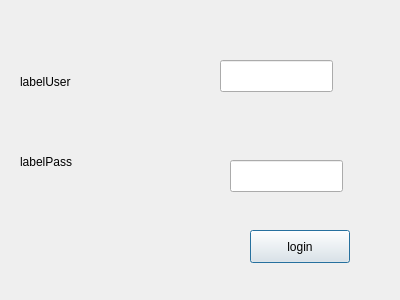
Qt form adminloginwindow.ui (anashaybani/Bank) before a commit.
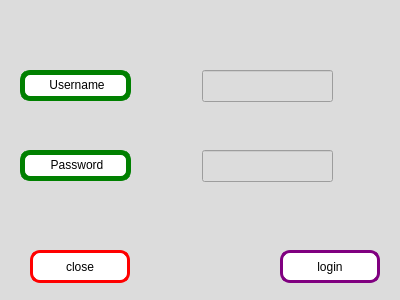
The same form after that commit.

```diff
--- a/adminloginwindow.ui
+++ b/adminloginwindow.ui
@@ -13,15 +13,28 @@
   <property name="windowTitle">
    <string>Dialog</string>
   </property>
+  <property name="styleSheet">
+   <string notr="true">color: rgb(0, 0, 0);
+background-color: rgb(220, 220, 220);
+</string>
+  </property>
   <widget class="QPushButton" name="loginButton">
    <property name="geometry">
     <rect>
-     <x>250</x>
-     <y>230</y>
+     <x>280</x>
+     <y>250</y>
      <width>100</width>
      <height>33</height>
     </rect>
    </property>
+   <property name="styleSheet">
+    <string notr="true">border:3px solid purple;
+font: 10pt &quot;Segoe UI&quot;;
+background: rgb(255, 255, 255);
+color: rgb(0, 0, 0);
+gridline-color: rgb(0, 0, 0);
+border-radius:10px;</string>
+   </property>
    <property name="text">
     <string>login</string>
    </property>
@@ -29,9 +42,9 @@
   <widget class="QLineEdit" name="passLineEdit">
    <property name="geometry">
     <rect>
-     <x>230</x>
-     <y>160</y>
-     <width>113</width>
+     <x>202</x>
+     <y>150</y>
+     <width>131</width>
      <height>32</height>
     </rect>
    </property>
@@ -39,9 +52,9 @@
   <widget class="QLineEdit" name="userLineEdit">
    <property name="geometry">
     <rect>
-     <x>220</x>
-     <y>60</y>
-     <width>113</width>
+     <x>202</x>
+     <y>70</y>
+     <width>131</width>
      <height>32</height>
     </rect>
    </property>
@@ -51,12 +64,20 @@
     <rect>
      <x>20</x>
      <y>70</y>
-     <width>72</width>
-     <height>24</height>
+     <width>111</width>
+     <height>31</height>
     </rect>
    </property>
+   <property name="styleSheet">
+    <string notr="true">border:5px solid green;
+font: 10pt &quot;Segoe UI&quot;;
+background: rgb(255, 255, 255);
+color: rgb(0, 0, 0);
+gridline-color: rgb(0, 0, 0);
+border-radius:10px;</string>
+   </property>
    <property name="text">
-    <string>labelUser</string>
+    <string>&lt;html&gt;&lt;head/&gt;&lt;body&gt;&lt;p align=&quot;center&quot;&gt;Username&lt;/p&gt;&lt;/body&gt;&lt;/html&gt;</string>
    </property>
   </widget>
   <widget class="QLabel" name="labelPass">
@@ -64,12 +85,41 @@
     <rect>
      <x>20</x>
      <y>150</y>
-     <width>72</width>
-     <height>24</height>
+     <width>111</width>
+     <height>31</height>
     </rect>
    </property>
+   <property name="styleSheet">
+    <string notr="true">border:5px solid green;
+font: 10pt &quot;Segoe UI&quot;;
+background: rgb(255, 255, 255);
+color: rgb(0, 0, 0);
+gridline-color: rgb(0, 0, 0);
+border-radius:10px;</string>
+   </property>
    <property name="text">
-    <string>labelPass</string>
+    <string>&lt;html&gt;&lt;head/&gt;&lt;body&gt;&lt;p align=&quot;center&quot;&gt;Password&lt;/p&gt;&lt;/body&gt;&lt;/html&gt;</string>
+   </property>
+  </widget>
+  <widget class="QPushButton" name="closeButton">
+   <property name="geometry">
+    <rect>
+     <x>30</x>
+     <y>250</y>
+     <width>100</width>
+     <height>33</height>
+    </rect>
+   </property>
+   <property name="styleSheet">
+    <string notr="true">border:3px solid red;
+font: 10pt &quot;Segoe UI&quot;;
+background: rgb(255, 255, 255);
+color: rgb(0, 0, 0);
+gridline-color: rgb(0, 0, 0);
+border-radius:10px;</string>
+   </property>
+   <property name="text">
+    <string>close</string>
    </property>
   </widget>
  </widget>
```
